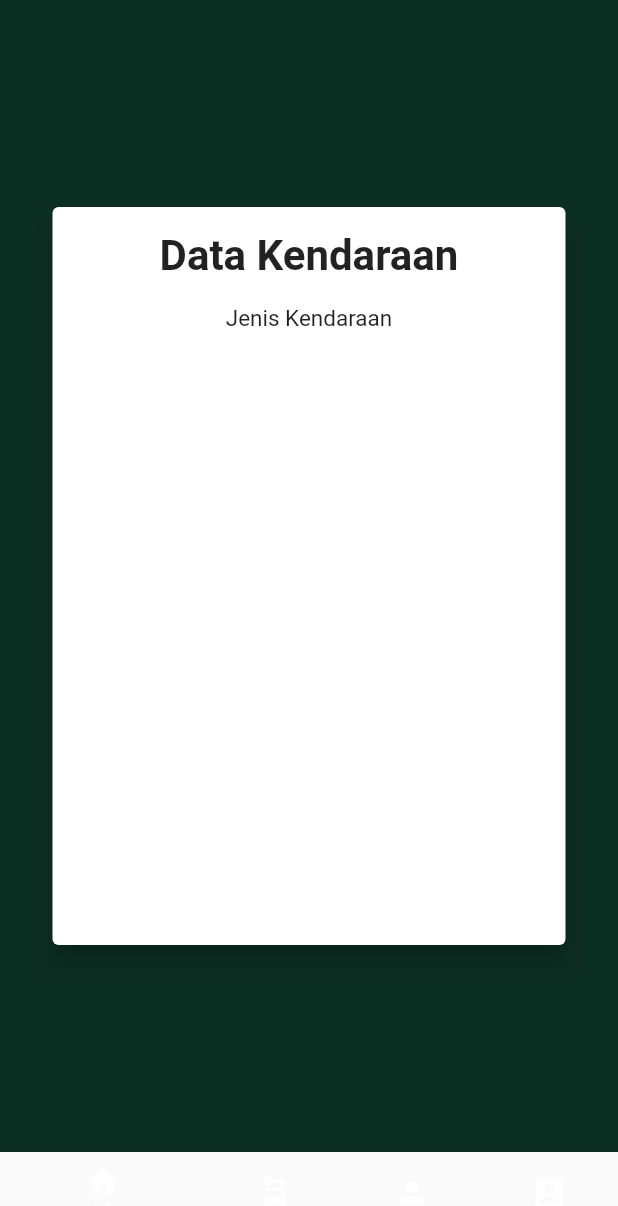
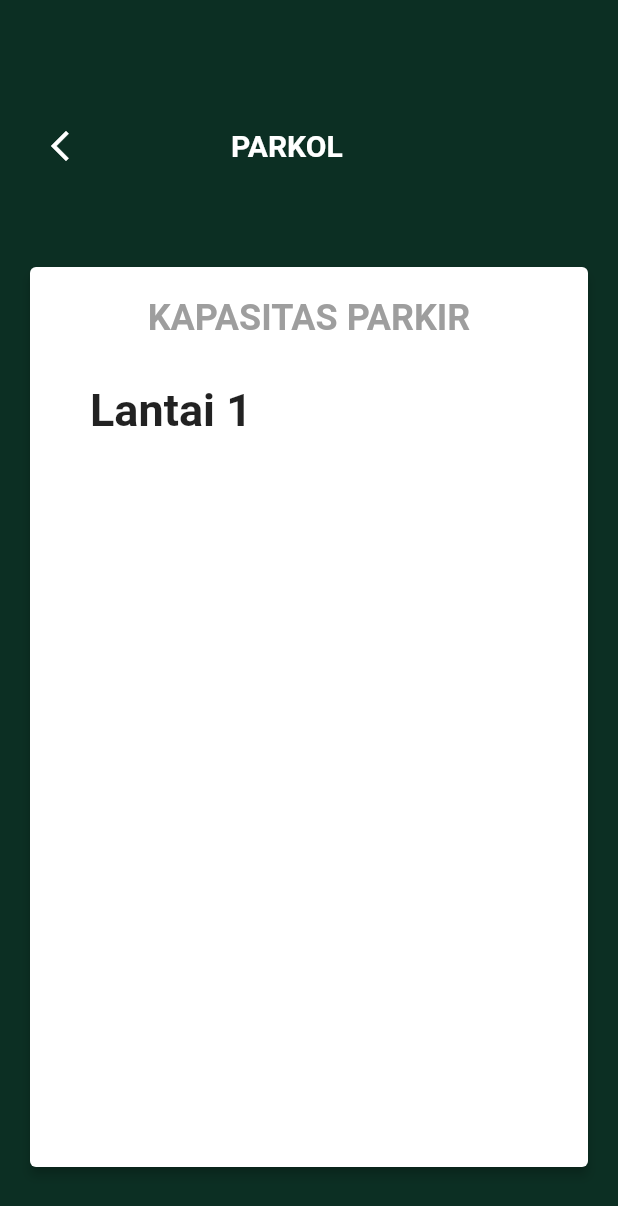
Before and after one commit to fach3f/Parkol-ParkirOnline, a Flutter app: the screen it shows after launch, after a tap on "SIGN IN", on a phone screen of 412 x 824 dp. Shown: the top 1206 px of the screen. Run offline on Flutter 3.47's test engine with Material 2 defaults, Android fonts, the phone set to English and light mode, and no system bars; our stand-ins replace google_fonts, loading_animation_widget; Roboto replaces fonts that are missing (Goldman).

Commit message:
tambah page kapasitas

```diff
--- a/lib/Login.dart
+++ b/lib/Login.dart
@@ -2,6 +2,7 @@ import 'package:flutter/material.dart';
 import 'package:google_fonts/google_fonts.dart';
 import 'package:parkol/home.dart';
 import 'package:parkol/Signup.dart';
+import 'package:parkol/kapasitas.dart';
 
 class Login extends StatefulWidget {
   const Login({Key? key}) : super(key: key);
@@ -136,7 +137,7 @@ class _LoginState extends State<Login> {
                       ),
                       child: TextButton(
                         onPressed: () {
-                          Navigator.push(context, MaterialPageRoute(builder: (context) => Home()));
+                          Navigator.push(context, MaterialPageRoute(builder: (context) => Kapasitas()));
                         },
                         child: const Text(
                           'SIGN IN',
--- a/lib/home.dart
+++ b/lib/home.dart
@@ -45,7 +45,11 @@ class _HomeContentState extends State<HomeContent> {
             label: 'Info',
           ),
           BottomNavigationBarItem(
+<<<<<<< Updated upstream
             icon: Icon(Icons.car_rental),
+=======
+            icon: Icon(Icons.local_parking),
+>>>>>>> Stashed changes
             label: 'Parkir',
           ),
           BottomNavigationBarItem(
--- /dev/null
+++ b/lib/kapasitas.dart
@@ -0,0 +1,96 @@
+import 'package:flutter/material.dart';
+import 'package:google_fonts/google_fonts.dart';
+
+class Kapasitas extends StatefulWidget {
+  const Kapasitas({Key? key}) : super(key: key);
+
+  @override
+  State<Kapasitas> createState() => _KapasitasState();
+}
+
+class _KapasitasState extends State<Kapasitas> {
+  @override
+  Widget build(BuildContext context) {
+    return Scaffold(
+      backgroundColor: const Color(0xff0C2F23),
+      body: Column(
+        mainAxisAlignment: MainAxisAlignment.center,
+        children: [
+          SizedBox(height: 10),
+          Padding(
+            padding: const EdgeInsets.all(16.0),
+            child: Row(
+              mainAxisAlignment: MainAxisAlignment.start,
+              children: [
+                IconButton(
+                  icon: Icon(
+                    Icons.arrow_back_ios_new,
+                    color: Colors.white,
+                  ),
+                  onPressed: () {
+                    Navigator.pop(context);
+                  },
+                ),
+                Padding(padding: const EdgeInsets.all(45)),
+                Text(
+                  'PARKOL',
+                  textAlign: TextAlign.center,
+                  style: GoogleFonts.goldman(
+                    textStyle: TextStyle(
+                      fontSize: 20,
+                      fontWeight: FontWeight.bold,
+                      color: Colors.white,
+                    ),
+                  ),
+                ),
+              ],
+            ),
+          ),
+          Card(
+            elevation: 3,
+            margin: EdgeInsets.all(20),
+            child: Container(
+              padding: EdgeInsets.all(20),
+              height: 600,
+              width: double.infinity,
+              child: Column(
+                mainAxisAlignment: MainAxisAlignment.start,
+                crossAxisAlignment: CrossAxisAlignment.center, // Atur posisi horizontal ke tengah
+                children: [
+                  Text(
+                    'KAPASITAS PARKIR',
+                    textAlign: TextAlign.center,
+                    style: GoogleFonts.goldman(
+                      textStyle: TextStyle(
+                        fontSize: 24,
+                        fontWeight: FontWeight.bold,
+                        color: Colors.grey,
+                      ),
+                    ),
+                  ),
+                  SizedBox(height: 30),
+                  Row(
+                    mainAxisAlignment: MainAxisAlignment.start,
+                    children: [
+                      Padding(padding:  EdgeInsets.all(10)),
+                      Text(
+                        'Lantai 1',
+                        textAlign: TextAlign.start,
+                        style: GoogleFonts.goldman(
+                          textStyle: TextStyle(
+                            fontWeight: FontWeight.bold,
+                            fontSize: 30,
+                          ),
+                        ),
+                      ),
+                    ],
+                  ),
+                ],
+              ),
+            ),
+          ),
+        ],
+      ),
+    );
+  }
+}
```
